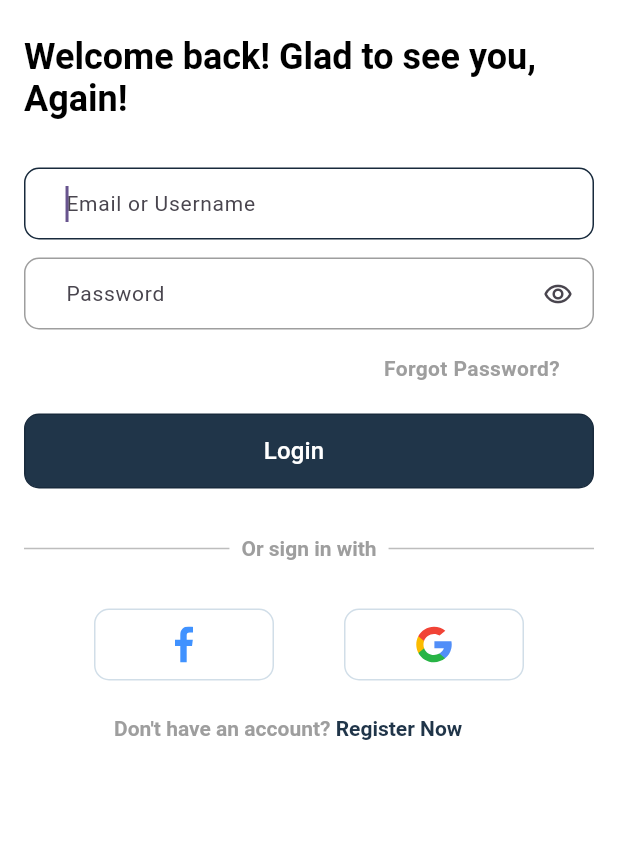
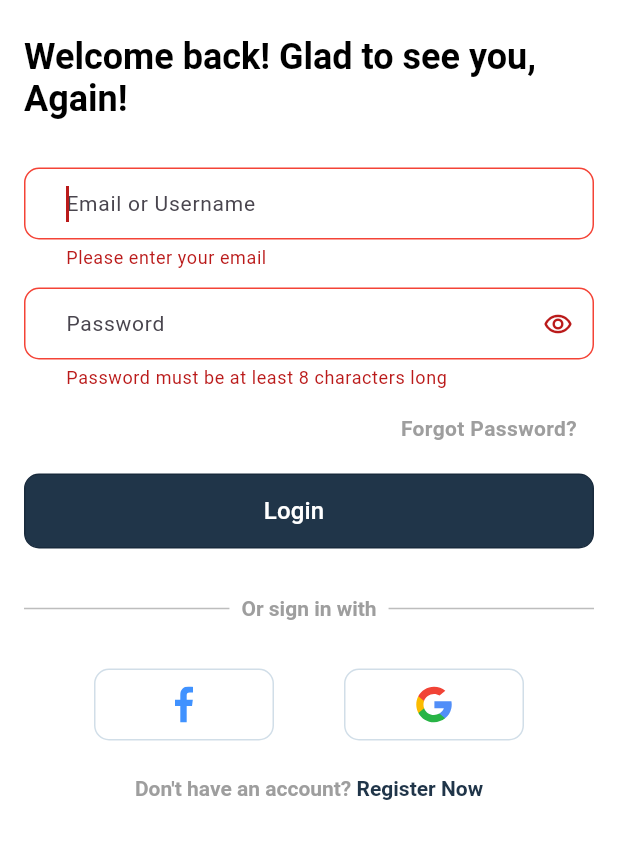
Before and after one commit to mohamedelkerba/Coffee-Mate, a Flutter app: the LoginPage screen opened by its route, after a tap on "Login", on a phone screen of 412 x 824 dp, the part 89-948 px from its top. Run offline on Flutter 3.47's test engine with Material 3 defaults, Android fonts, the phone set to English and light mode, and no system bars; our stand-ins replace firebase_auth, firebase_core, flutter_svg; accounts and stored records are empty.

Commit message:
intitial commit

```diff
--- a/lib/auth/login.dart
+++ b/lib/auth/login.dart
@@ -1,3 +1,4 @@
+import 'package:firebase_auth/firebase_auth.dart';
 import 'package:flutter/gestures.dart';
 import 'package:flutter/material.dart';
 import 'package:flutter_svg/flutter_svg.dart';
@@ -15,7 +16,16 @@ class LoginPage extends StatefulWidget {
 }
 
 class _LoginPageState extends State<LoginPage> {
+  final _formKey = GlobalKey<FormState>();
   bool _passwordVisible = true;
+
+  TextEditingController email = TextEditingController();
+  TextEditingController password = TextEditingController();
+
+  @override
+  void initState() {
+    super.initState();
+  }
 
   @override
   Widget build(BuildContext context) {
@@ -48,12 +58,17 @@ class _LoginPageState extends State<LoginPage> {
               const SizedBox(
                 height: 32,
               ),
+              Form(
+                key: _formKey,
+                child: Column(
+                  children: [
                     CustomTextFormField(
                       hint: 'Email or Username',
                       maxLines: 1,
                       height: 48,
-                isBorder:true,
+                      isBorder: true,
                       radius: 10,
+                      controller: email,
                       validator: (value) {
                         RegExp regExp = RegExp(emailPattern);
                         if (value == null || value.isEmpty) {
@@ -72,9 +87,9 @@ class _LoginPageState extends State<LoginPage> {
                       hint: 'Password',
                       maxLines: 1,
                       height: 48,
-                isBorder:true,
+                      isBorder: true,
                       radius: 10,
-                autoFocus: true,
+                      controller: password,
                       validator: (value) {
                         if (value == null || value.isEmpty || value.length < 8) {
                           return 'Password must be at least 8 characters long';
@@ -90,11 +105,12 @@ class _LoginPageState extends State<LoginPage> {
                         icon: Icon(
                           _passwordVisible
                               ? Icons.remove_red_eye_outlined
-                        :  Icons.visibility_off_outlined,
+                              : Icons.visibility_off_outlined,
                         ),
                         iconSize: kDefaultPadding,
                       ),
                       obsecureText: _passwordVisible,
+                      autoFocus: true,
                     ),
                     const SizedBox(
                       height: 16,
@@ -121,7 +137,41 @@ class _LoginPageState extends State<LoginPage> {
                       width: 400,
                       height: 50,
                       title: 'Login',
-                onPress: () {
+                      onPress: () async {
+                        if (_formKey.currentState!.validate()) {
+                          try {
+                            final credential = await FirebaseAuth.instance
+                                .signInWithEmailAndPassword(
+                              email: email.text,
+                              password: password.text,
+                            );
+                            Navigator.of(context)
+                                .pushReplacementNamed('homepage');
+                          } on FirebaseAuthException catch (e) {
+                            String errorMessage;
+                            if (e.code == 'user-not-found') {
+                              errorMessage =
+                              'No user found for that email.';
+                            }
+                            else if (e.code == 'wrong-password') {
+                              errorMessage =
+                              'Wrong password provided.';
+                            }
+                            else {
+                              errorMessage =
+                              'An error occurred. Please try again.';
+                            }
+                            ScaffoldMessenger.of(context).showSnackBar(SnackBar(
+                                backgroundColor: focusColor,
+                                content: Text(errorMessage)));}
+                          catch (e) {
+                            ScaffoldMessenger.of(context)
+                                .showSnackBar(const SnackBar(
+                                backgroundColor: focusColor,
+                                content: Text(
+                                    'An error occurred. Please try again.')));
+                          }
+                        }
                       },
                       borderColor: const Color(0xff182A3C),
                     ),
@@ -137,11 +187,11 @@ class _LoginPageState extends State<LoginPage> {
                           ),
                         ),
                         Padding(
-                    padding:const  EdgeInsets.symmetric(horizontal: 8.0),
+                          padding: const EdgeInsets.symmetric(horizontal: 8.0),
                           child: DefaultText(
                             text: "Or sign in with",
                             fontSize: 14,
-                      fontColor:  Colors.grey,
+                            fontColor: Colors.grey,
                             fontWeight: FontWeight.bold,
                           ),
                         ),
@@ -160,36 +210,36 @@ class _LoginPageState extends State<LoginPage> {
                       mainAxisAlignment: MainAxisAlignment.spaceEvenly,
                       children: [
                         GestureDetector(
-                   onTap: (){},
+                          onTap: () {},
                           child: Container(
                               width: 120,
                               height: 48,
                               decoration: BoxDecoration(
-                        color:  Colors.white,
+                                  color: Colors.white,
                                   borderRadius: BorderRadius.circular(10),
-                        border:  Border.all(color: borderColor)
-                      ),
-                      child: Center(child: SvgPicture.asset('assets/images/Vector.svg'))
-                    ),
+                                  border: Border.all(color: borderColor)),
+                              child: Center(
+                                  child: SvgPicture.asset(
+                                      'assets/images/Vector.svg'))),
                         ),
                         GestureDetector(
-                    onTap: (){},
+                          onTap: () {},
                           child: Container(
                               width: 120,
                               height: 48,
                               decoration: BoxDecoration(
-                            color:  Colors.white,
+                                  color: Colors.white,
                                   borderRadius: BorderRadius.circular(10),
-                            border:  Border.all(color: borderColor)
+                                  border: Border.all(color: borderColor)),
+                              child: Center(
+                                  child: SvgPicture.asset(
+                                      'assets/images/google_ic.svg'))),
                         ),
-                        child: Center(child: SvgPicture.asset('assets/images/google_ic.svg'))
-                    ),
-                  ),
-
                       ],
                     ),
                     Padding(
-                padding: const EdgeInsets.symmetric(horizontal: 60.0 , vertical: 24),
+                      padding:
+                      const EdgeInsets.symmetric(horizontal: 60.0, vertical: 24),
                       child: GestureDetector(
                         onTap: () {},
                         child: RichText(
@@ -210,20 +260,22 @@ class _LoginPageState extends State<LoginPage> {
                                 ),
                                 recognizer: TapGestureRecognizer()
                                   ..onTap = () {
-                            Navigator.of(context).pushReplacementNamed('register');
+                                    Navigator.of(context)
+                                        .pushReplacementNamed('register');
                                   },
                               ),
                             ],
                           ),
                         ),
                       ),
-
                     )
+                  ],
+                ),
+              ),
             ],
           ),
         ),
       ),
     );
   }
-
 }
--- a/pubspec.yaml
+++ b/pubspec.yaml
@@ -43,6 +43,7 @@ dependencies:
   firebase_core: ^3.1.0
   cloud_firestore: ^5.0.1
   firebase_core_web: ^2.17.2
+  firebase_core_platform_interface: ^5.1.0
 
   # for firebase
 
```
Also changed, not shown: lib/auth/register.dart (+11 -9 lines), lib/homePage.dart (+13 -1 lines), lib/main.dart (+5 -6 lines), lib/firebase_options.dart, pubspec.lock. Lines whose indentation alone changed are shown as unchanged.
